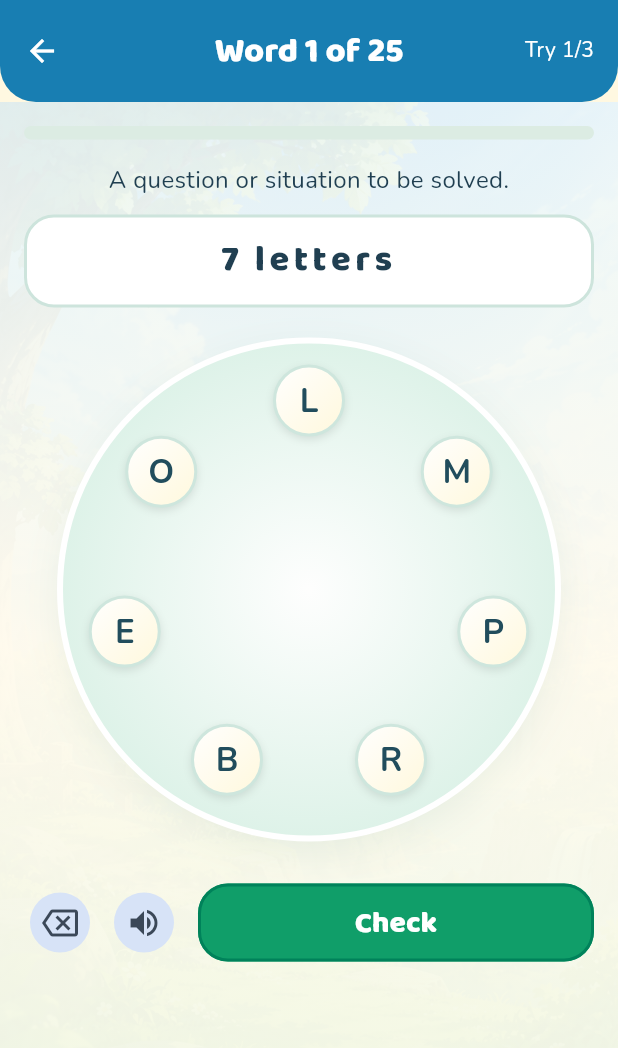
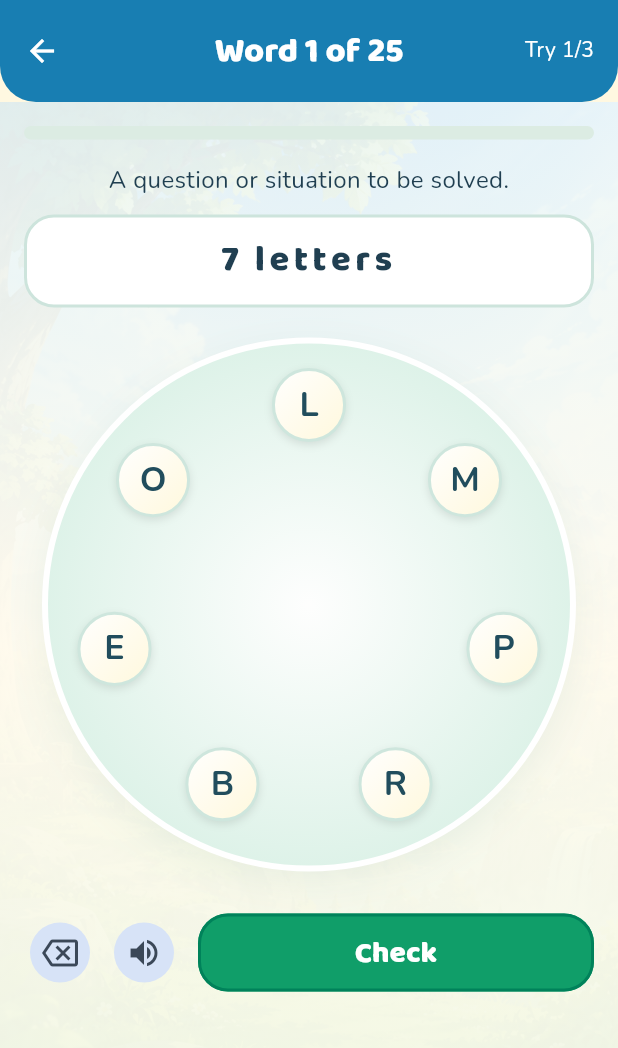
Before and after one commit to av-ralph/Spellaroo, a Flutter app: the GameScreen screen opened by its route, after a tap on "Start", on a phone screen of 412 x 824 dp. Shown: the top 1048 px of the screen. Run offline on Flutter 3.47's test engine with Material 3 defaults, Android fonts, the phone set to English and light mode, and no system bars; our stand-ins replace flutter_riverpod, flutter_tts, go_router, hive_flutter, just_audio; accounts and stored records are empty.

Commit message:
Update core screens and widgets with latest refinements and configuration fixes

```diff
--- a/lib/screens/category_levels_screen.dart
+++ b/lib/screens/category_levels_screen.dart
@@ -42,8 +42,8 @@
             SliverPadding(
               padding: const EdgeInsets.all(20),
               sliver: SliverGrid(
-                gridDelegate: const SliverGridDelegateWithMaxCrossAxisExtent(
-                  maxCrossAxisExtent: 145,
+                gridDelegate: SliverGridDelegateWithMaxCrossAxisExtent(
+                  maxCrossAxisExtent: MediaQuery.sizeOf(context).width > 600 ? 180 : 145,
                   mainAxisExtent: 130,
                   mainAxisSpacing: 12,
                   crossAxisSpacing: 12,
--- a/lib/screens/character_select_screen.dart
+++ b/lib/screens/character_select_screen.dart
@@ -240,7 +240,7 @@
                         shrinkWrap: true,
                         physics: const NeverScrollableScrollPhysics(),
                         gridDelegate: SliverGridDelegateWithFixedCrossAxisCount(
-                          crossAxisCount: isCompact ? 3 : 3,
+                          crossAxisCount: screenWidth > 700 ? 4 : isCompact ? 2 : 3,
                           mainAxisSpacing: 12,
                           crossAxisSpacing: 12,
                           childAspectRatio: 0.82,
--- a/lib/screens/game_screen.dart
+++ b/lib/screens/game_screen.dart
@@ -280,7 +280,7 @@
           builder: (context, constraints) {
             final canvasSize = min(
               max(constraints.maxWidth - 32, 240.0),
-              360.0,
+              min(constraints.maxWidth - 32, 500.0),
             );
             return SingleChildScrollView(
               padding: const EdgeInsets.all(16),
--- a/lib/screens/progress_screen.dart
+++ b/lib/screens/progress_screen.dart
@@ -81,7 +81,9 @@
                         (stat) => SizedBox(
                           width: constraints.maxWidth < 260
                               ? constraints.maxWidth
-                              : (constraints.maxWidth - 12) / 2,
+                              : constraints.maxWidth > 600
+                                  ? (constraints.maxWidth - 36) / 4
+                                  : (constraints.maxWidth - 12) / 2,
                           child: Container(
                             padding: const EdgeInsets.all(18),
                             decoration: BoxDecoration(
--- a/lib/screens/tutorial_screen.dart
+++ b/lib/screens/tutorial_screen.dart
@@ -141,6 +141,9 @@
                     ),
                     TextButton(
                       onPressed: _skip,
+                      style: TextButton.styleFrom(
+                        minimumSize: const Size(0, 48),
+                      ),
                       child: Text(
                         'Skip',
                         style: TextStyle(
--- a/lib/widgets/game_canvas.dart
+++ b/lib/widgets/game_canvas.dart
@@ -46,11 +46,12 @@
     Offset position,
     List<LetterNode> positionedNodes,
     Offset center,
+    double nodeSize,
   ) {
     for (final node in positionedNodes) {
       final pos = Offset(center.dx + node.x, center.dy + node.y);
       final distance = (position - pos).distance;
-      if (distance < 30) {
+      if (distance < nodeSize * 0.625) {
         return node.id;
       }
     }
@@ -61,9 +62,10 @@
     DragStartDetails details,
     List<LetterNode> positionedNodes,
     Offset center,
+    double nodeSize,
   ) {
     if (!widget.enabled) return;
-    final hitId = _hitTest(details.localPosition, positionedNodes, center);
+    final hitId = _hitTest(details.localPosition, positionedNodes, center, nodeSize);
     if (hitId != null) {
       setState(() {
         _isDragging = true;
@@ -79,12 +81,13 @@
     DragUpdateDetails details,
     List<LetterNode> positionedNodes,
     Offset center,
+    double nodeSize,
   ) {
     if (!widget.enabled || !_isDragging) return;
     setState(() {
       _dragPosition = details.localPosition;
     });
-    final hitId = _hitTest(details.localPosition, positionedNodes, center);
+    final hitId = _hitTest(details.localPosition, positionedNodes, center, nodeSize);
     if (hitId != null && !widget.selectedIds.contains(hitId)) {
       widget.onLetterTap(hitId);
     }
@@ -102,6 +105,7 @@
     return LayoutBuilder(
       builder: (context, constraints) {
         final size = min(constraints.maxWidth, constraints.maxHeight);
+        final nodeSize = size * 0.13;
         final scaledRadius = size * 0.35;
         final positionedNodes = nodes
             .map(
@@ -118,9 +122,9 @@
 
         return GestureDetector(
           onPanStart: (details) =>
-              _onPanStart(details, positionedNodes, center),
+              _onPanStart(details, positionedNodes, center, nodeSize),
           onPanUpdate: (details) =>
-              _onPanUpdate(details, positionedNodes, center),
+              _onPanUpdate(details, positionedNodes, center, nodeSize),
           onPanEnd: _onPanEnd,
           child: SizedBox(
             width: size,
@@ -167,13 +171,13 @@
                   final selectionOrder = widget.selectedIds.indexOf(node.id);
 
                   return Positioned(
-                    left: pos.dx - 24,
-                    top: pos.dy - 24,
+                    left: pos.dx - nodeSize / 2,
+                    top: pos.dy - nodeSize / 2,
                     child: AnimatedContainer(
                       key: ValueKey('letter-${node.id}'),
                       duration: const Duration(milliseconds: 200),
-                      width: 48,
-                      height: 48,
+                      width: nodeSize,
+                      height: nodeSize,
                       decoration: BoxDecoration(
                         shape: BoxShape.circle,
                         border: Border.all(
@@ -207,7 +211,7 @@
                           Text(
                             node.letter,
                             style: TextStyle(
-                              fontSize: 22,
+                              fontSize: nodeSize * 0.46,
                               fontWeight: FontWeight.bold,
                               color: isSelected
                                   ? Colors.white
@@ -216,11 +220,11 @@
                           ),
                           if (isSelected && selectionOrder >= 0)
                             Positioned(
-                              top: 2,
-                              right: 2,
+                              top: nodeSize * 0.04,
+                              right: nodeSize * 0.04,
                               child: Container(
-                                width: 16,
-                                height: 16,
+                                width: nodeSize * 0.33,
+                                height: nodeSize * 0.33,
                                 decoration: BoxDecoration(
                                   shape: BoxShape.circle,
                                   border: Border.all(
@@ -232,8 +236,8 @@
                                 alignment: Alignment.center,
                                 child: Text(
                                   '${selectionOrder + 1}',
-                                  style: const TextStyle(
-                                    fontSize: 9,
+                                  style: TextStyle(
+                                    fontSize: nodeSize * 0.19,
                                     fontWeight: FontWeight.bold,
                                     color: Color(0xFF11A984),
                                   ),
```
Also changed, not shown: lib/screens/character_customize_screen.dart (+6 -3 lines), lib/screens/parent_dashboard_screen.dart (+16 -4 lines), lib/screens/settings_screen.dart (+10 -6 lines), lib/screens/shop_screen.dart (+10 -7 lines), 1 other file.
